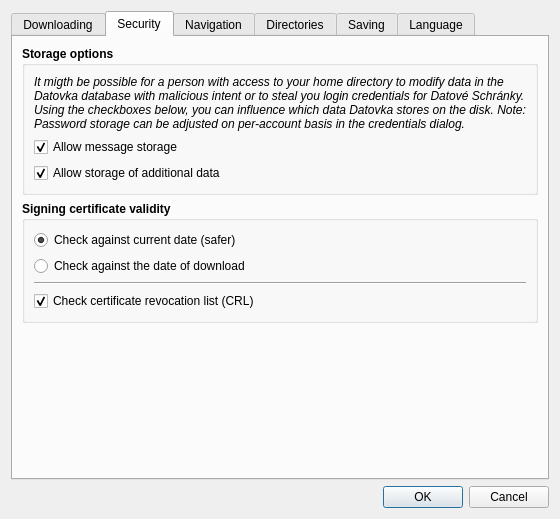
Above: src/gui/ui/dlg_preferences.ui from psakar/datovka before the change. Below: the same form after it.
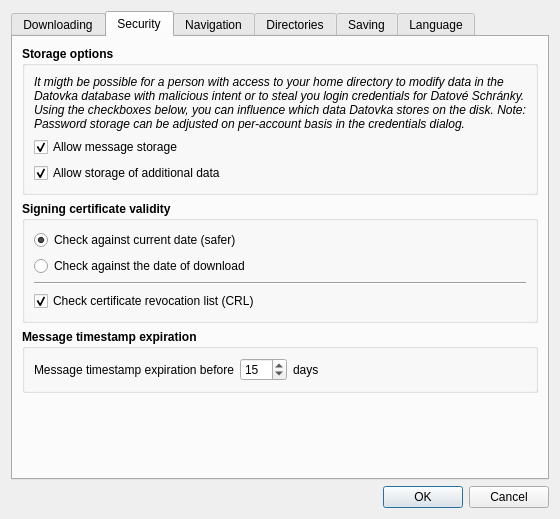
That is the form after the change. The open tabs and pages were chosen to show the change. Icons and pictures are not drawn.

Commit message: Added checking of message timestamp expiration (part 1,2 in issue #132)

Patch:
```diff
--- a/src/gui/ui/dlg_preferences.ui
+++ b/src/gui/ui/dlg_preferences.ui
@@ -532,6 +532,82 @@
          </layout>
         </widget>
        </item>
+       <item>
+        <widget class="QGroupBox" name="groupBox_10">
+         <property name="font">
+          <font>
+           <weight>75</weight>
+           <bold>true</bold>
+          </font>
+         </property>
+         <property name="title">
+          <string>Message timestamp expiration</string>
+         </property>
+         <layout class="QHBoxLayout" name="horizontalLayout_12">
+          <item>
+           <widget class="QLabel" name="label_36">
+            <property name="font">
+             <font>
+              <weight>50</weight>
+              <bold>false</bold>
+             </font>
+            </property>
+            <property name="text">
+             <string>Message timestamp expiration before</string>
+            </property>
+           </widget>
+          </item>
+          <item>
+           <widget class="QSpinBox" name="timestampExpirSpinBox">
+            <property name="font">
+             <font>
+              <weight>50</weight>
+              <bold>false</bold>
+             </font>
+            </property>
+            <property name="readOnly">
+             <bool>false</bool>
+            </property>
+            <property name="minimum">
+             <number>1</number>
+            </property>
+            <property name="maximum">
+             <number>999</number>
+            </property>
+            <property name="value">
+             <number>15</number>
+            </property>
+           </widget>
+          </item>
+          <item>
+           <widget class="QLabel" name="label_37">
+            <property name="font">
+             <font>
+              <weight>50</weight>
+              <bold>false</bold>
+             </font>
+            </property>
+            <property name="text">
+             <string>days</string>
+            </property>
+           </widget>
+          </item>
+          <item>
+           <spacer name="horizontalSpacer_7">
+            <property name="orientation">
+             <enum>Qt::Horizontal</enum>
+            </property>
+            <property name="sizeHint" stdset="0">
+             <size>
+              <width>40</width>
+              <height>20</height>
+             </size>
+            </property>
+           </spacer>
+          </item>
+         </layout>
+        </widget>
+       </item>
        <item>
         <spacer name="hspacer">
          <property name="orientation">
```
The commit also changes 10 other files.
